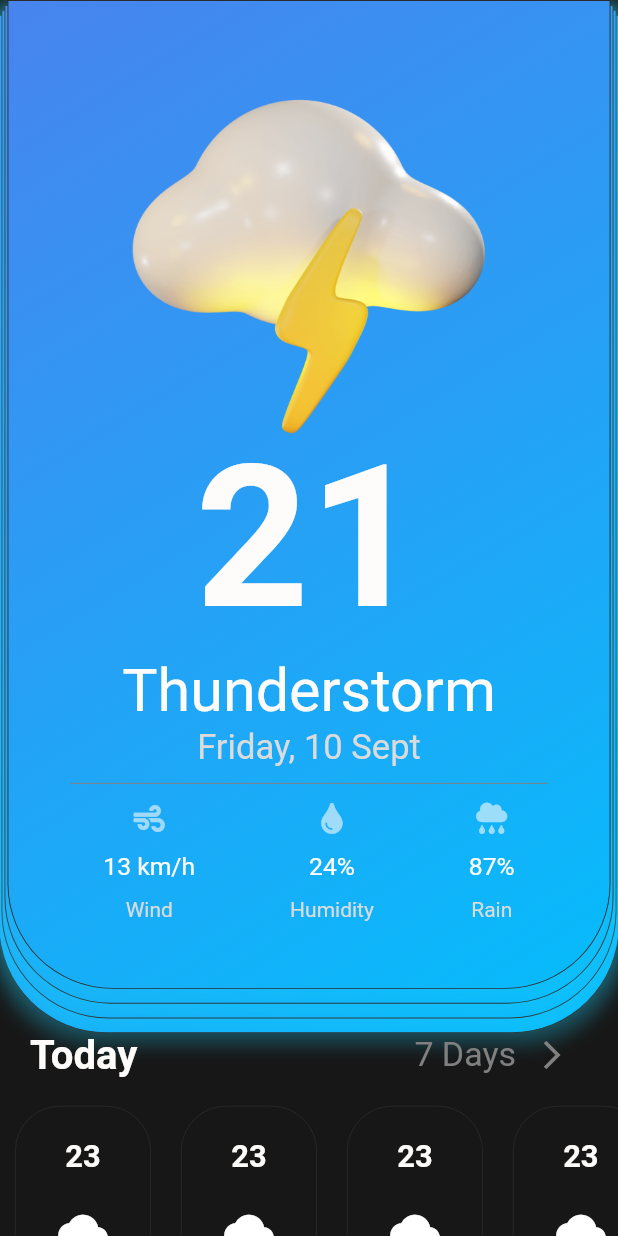
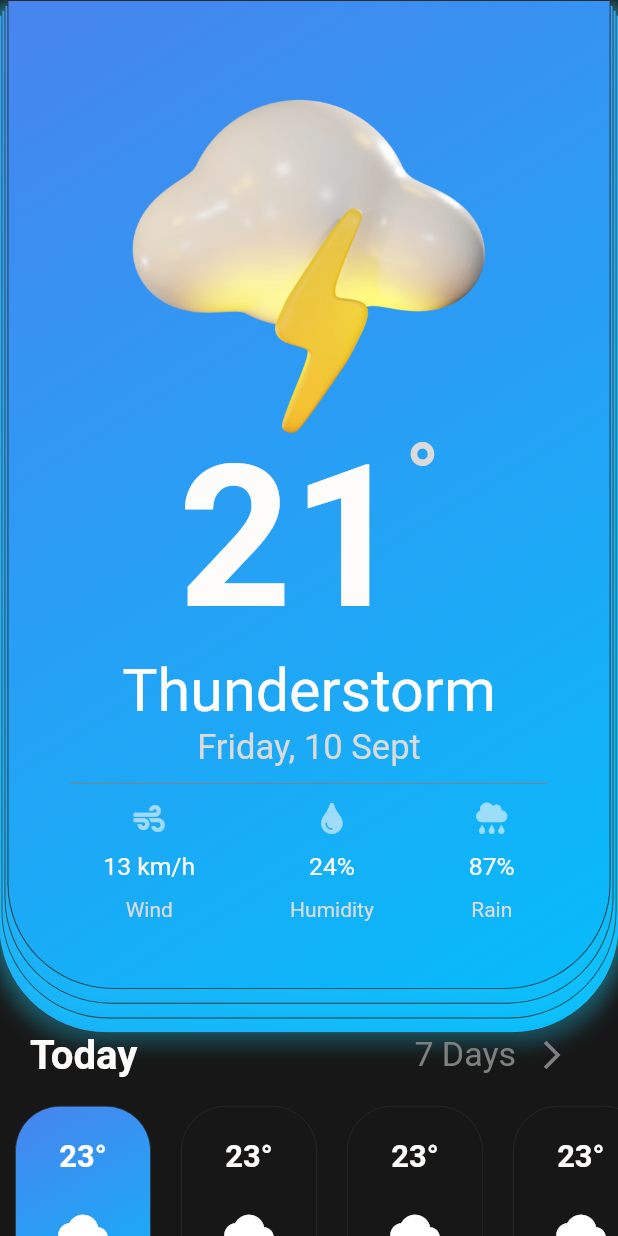
Before and after one commit to Zatinmohan/weatherApp, a Flutter app: the screen it shows after launch, on a phone screen of 412 x 824 dp. Run offline on Flutter 3.47's test engine with Material 2 defaults, Android fonts, the phone set to English and light mode, and no system bars; our stand-ins replace font_awesome_flutter.

```diff
--- a/lib/misc/api_key.dart
+++ b/lib/misc/api_key.dart
@@ -1 +1 @@
-final key = "98518ede1ea7dcdcc059660961ad5f76";
+final key = "";
--- a/lib/widgets/LowerPart/smallCardDetails.dart
+++ b/lib/widgets/LowerPart/smallCardDetails.dart
@@ -7,6 +7,7 @@ class SmallDetails extends StatelessWidget {
 
   @override
   Widget build(BuildContext context) {
+    var degree = "°";
     var temp = "23";
     var icon;
     var time = "10:00";
@@ -15,7 +16,7 @@ class SmallDetails extends StatelessWidget {
       mainAxisAlignment: MainAxisAlignment.spaceEvenly,
       children: [
         Text(
-          "$temp",
+          "$temp$degree",
           style: smallCardPrimaryText.copyWith(fontSize: width * 0.05),
         ),
         Icon(
@@ -26,6 +27,7 @@ class SmallDetails extends StatelessWidget {
         Text("$time",
             style: SecondaryTextStyle.copyWith(
               fontSize: width * 0.04,
+              color: secondaryTextColor2,
             )),
       ],
     );
--- a/lib/widgets/LowerPart/smallWeatherCards.dart
+++ b/lib/widgets/LowerPart/smallWeatherCards.dart
@@ -2,34 +2,60 @@ import 'package:flutter/material.dart';
 import 'package:weather/misc/constants.dart';
 import 'package:weather/widgets/LowerPart/smallCardDetails.dart';
 
-class SmallWeatherCards extends StatelessWidget {
+class SmallWeatherCards extends StatefulWidget {
   final height, width;
   const SmallWeatherCards({Key? key, this.height, this.width})
       : super(key: key);
+
+  @override
+  _SmallWeatherCardsState createState() => _SmallWeatherCardsState();
+}
+
+class _SmallWeatherCardsState extends State<SmallWeatherCards> {
+  int? cardIndex;
+  var smallCardColor = Colors.transparent;
+  @override
+  void initState() {
+    cardIndex = 0;
+    super.initState();
+  }
 
   @override
   Widget build(BuildContext context) {
     var smallCard = [1, 2, 3, 4, 5, 6];
 
     return Container(
-      width: width,
+      width: widget.width,
       child: ListView.builder(
           scrollDirection: Axis.horizontal,
           itemCount: smallCard.length,
           itemBuilder: (context, index) {
             return Padding(
               padding: EdgeInsets.all(10.0),
+              child: GestureDetector(
+                onTap: () {
+                  setState(() {
+                    cardIndex = index;
+                  });
+                },
                 child: Container(
-                width: width * 0.22,
+                  width: widget.width * 0.22,
                   decoration: BoxDecoration(
-                  color: Colors.transparent,
+                    gradient: LinearGradient(
+                        begin: Alignment.topLeft,
+                        end: Alignment.bottomRight,
+                        colors: cardIndex == index
+                            ? [cardColor, nextCardColor]
+                            : [smallCardColor, smallCardColor]),
                     border: Border.all(
                       color: cardBorder,
                       width: 0.5,
                     ),
                     borderRadius: BorderRadius.circular(30.0),
                   ),
-                child: SmallDetails(width: width, height: height),
+                  child:
+                      SmallDetails(width: widget.width, height: widget.height),
+                ),
               ),
             );
           }),
--- a/lib/widgets/UpperPart/cardDetails.dart
+++ b/lib/widgets/UpperPart/cardDetails.dart
@@ -13,6 +13,7 @@ class CardDetails extends StatefulWidget {
 
 class _CardDetailsState extends State<CardDetails>
     with SingleTickerProviderStateMixin {
+  var degree = "°";
   late final AnimationController _controller;
 
   late Animation<Offset> _animation;
@@ -51,12 +52,25 @@ class _CardDetailsState extends State<CardDetails>
           ),
         ),
         Flexible(
-          flex: 2,
-          child: Text(
-            "21",
-            style: smallCardPrimaryText.copyWith(fontSize: widget.height * 0.2),
-          ),
-        ),
+            flex: 2,
+            child: Row(
+              mainAxisAlignment: MainAxisAlignment.center,
+              crossAxisAlignment: CrossAxisAlignment.start,
+              children: [
+                Text(
+                  "21",
+                  style: smallCardPrimaryText.copyWith(
+                      fontSize: widget.height * 0.2),
+                ),
+                Text(
+                  degree,
+                  style: smallCardPrimaryText.copyWith(
+                    fontSize: widget.height * 0.09,
+                    color: secondaryTextColor2,
+                  ),
+                )
+              ],
+            )),
         Flexible(
           flex: 1,
           child: Text(
```
Lines whose indentation alone changed are shown as unchanged.
